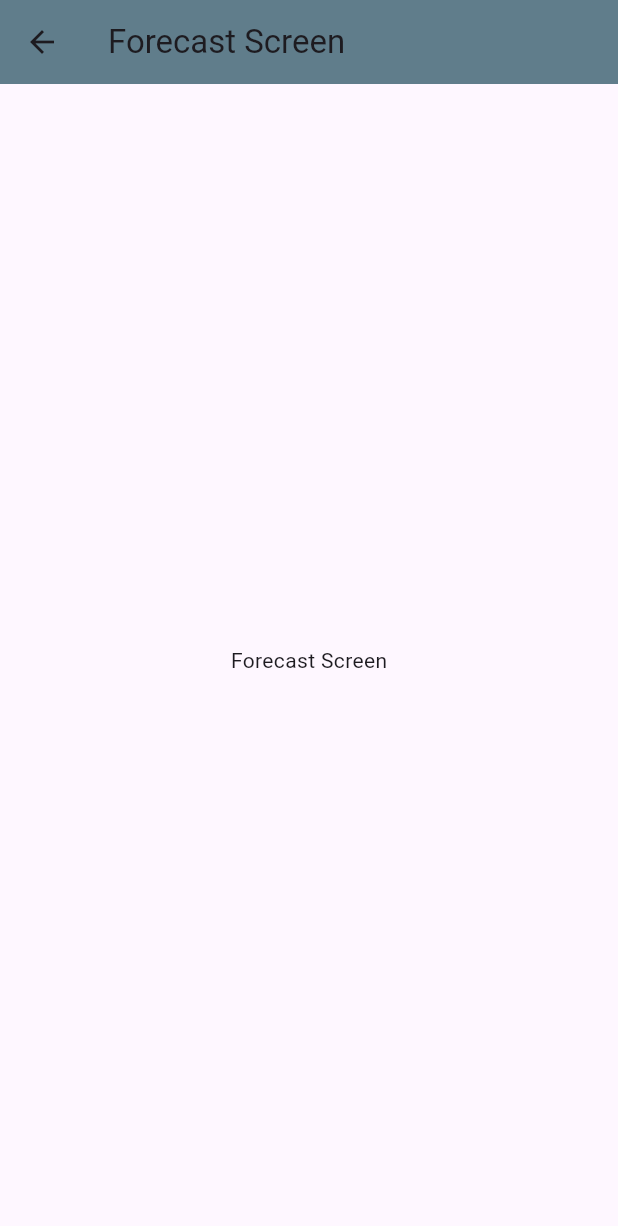
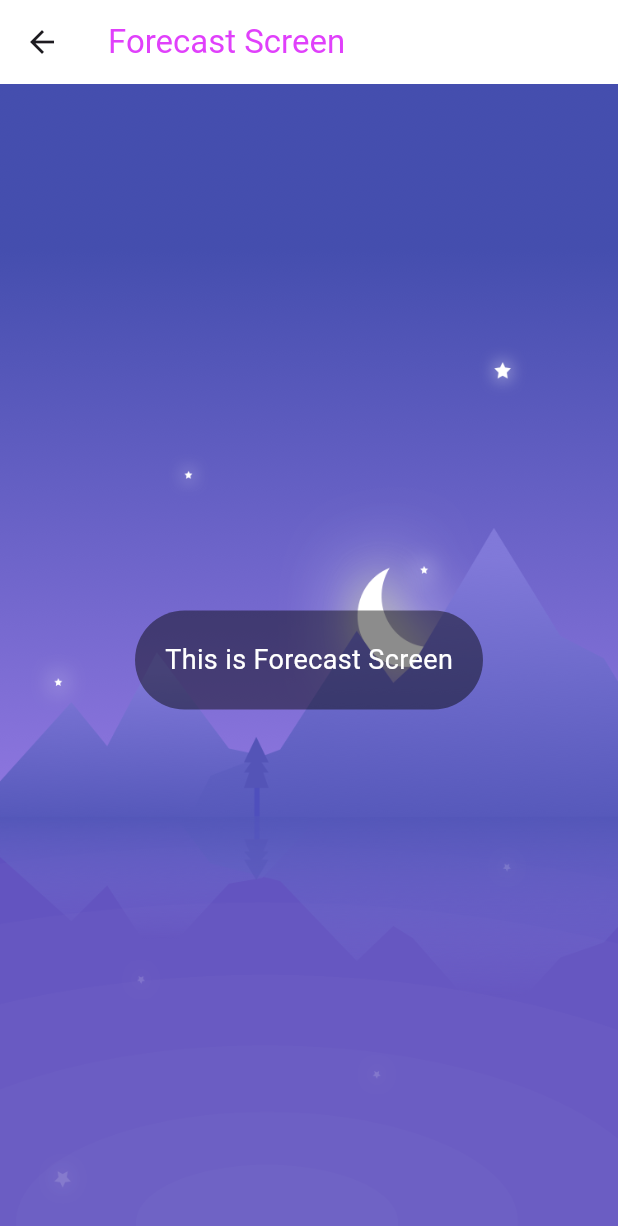
Before and after one commit to Mustafa-Mx/weather_app, a Flutter app: the ForecastScreen screen opened directly, on a phone screen of 412 x 824 dp. Shown: the top 1226 px of the screen. Run offline on Flutter 3.47's test engine with Material 3 defaults, Android fonts, the phone set to English and light mode, and no system bars.

Commit message:
feat: source 3 UI modified

```diff
--- a/lib/commons/menudrawer.dart
+++ b/lib/commons/menudrawer.dart
@@ -8,7 +8,7 @@ class MenuDrawer extends StatelessWidget {
   @override
   Widget build(BuildContext context) {
     return Drawer(
-      backgroundColor: Colors.blueGrey,
+      backgroundColor: Colors.white,
       child: ListView(
         children: buildMenuItems(context),
       ),
@@ -18,10 +18,11 @@ class MenuDrawer extends StatelessWidget {
   List<Widget> buildMenuItems(BuildContext context) {
     List<Widget> menuItems = [];
     menuItems.add(const DrawerHeader(
-        child: Text(
+        child: Center(
+            child: Text(
       "Menu",
       style: TextStyle(fontSize: 30),
-    )));
+    ))));
 
     final Set<String> menuTitles = {"Home", "Forecast", "Map", "About"};
     menuTitles.forEach((element) {
--- a/lib/screens/forecastscreen.dart
+++ b/lib/screens/forecastscreen.dart
@@ -7,8 +7,31 @@ class ForecastScreen extends StatelessWidget {
   Widget build(BuildContext context) {
     return Scaffold(
       appBar: AppBar(
-          title: Text("Forecast Screen"), backgroundColor: Colors.blueGrey),
-      body: Center(child: Text("Forecast Screen")),
+        title: Text(
+          "Forecast Screen",
+          style: TextStyle(color: Colors.purpleAccent),
+        ),
+        backgroundColor: Colors.white,
+      ),
+      body: Container(
+          decoration: BoxDecoration(
+              image: DecorationImage(
+                  image: AssetImage("assets/images/night.png"),
+                  fit: BoxFit.fill)),
+          child: Center(
+            child: Container(
+                padding: EdgeInsets.all(20),
+                decoration: BoxDecoration(
+                    borderRadius: BorderRadius.all(Radius.circular(44)),
+                    color: Colors.black45),
+                child: Text(
+                  "This is Forecast Screen",
+                  style: TextStyle(
+                    color: Colors.white,
+                    fontSize: 18,
+                  ),
+                )),
+          )),
     );
   }
 }
--- a/lib/screens/homescreen.dart
+++ b/lib/screens/homescreen.dart
@@ -1,3 +1,4 @@
+import 'package:a2v1/commons/menudrawer.dart';
 import 'package:flutter/material.dart';
 
 class HomeScreen extends StatelessWidget {
@@ -5,8 +6,7 @@ class HomeScreen extends StatelessWidget {
 
   @override
   Widget build(BuildContext context) {
-    return MaterialApp(
-      home: Scaffold(
+    return Scaffold(
       appBar: AppBar(
         title: Text(
           "Weather Forecaster",
@@ -14,6 +14,7 @@ class HomeScreen extends StatelessWidget {
         ),
         backgroundColor: Colors.white,
       ),
+      drawer: const MenuDrawer(),
       body: Container(
           decoration: BoxDecoration(
               image: DecorationImage(
@@ -33,7 +34,6 @@ class HomeScreen extends StatelessWidget {
                   ),
                 )),
           )),
-      ),
     );
   }
 }
```
Lines whose indentation alone changed are shown as unchanged.
